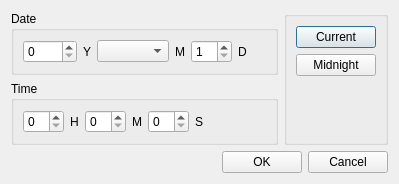
The window that csettime.ui (PavelMr/skytechx) describes before a commit, drawn with Qt 5.
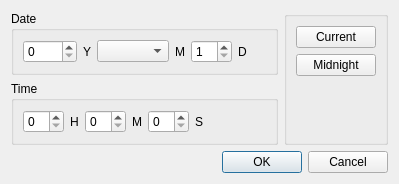
The same window after the commit.

Patch:
```diff
--- a/csettime.ui
+++ b/csettime.ui
@@ -240,6 +240,9 @@
        <property name="text">
         <string>OK</string>
        </property>
+       <property name="default">
+        <bool>true</bool>
+       </property>
       </widget>
      </item>
      <item>
```
Left out of the diff: 1 changed line with no effect on the pictures.
